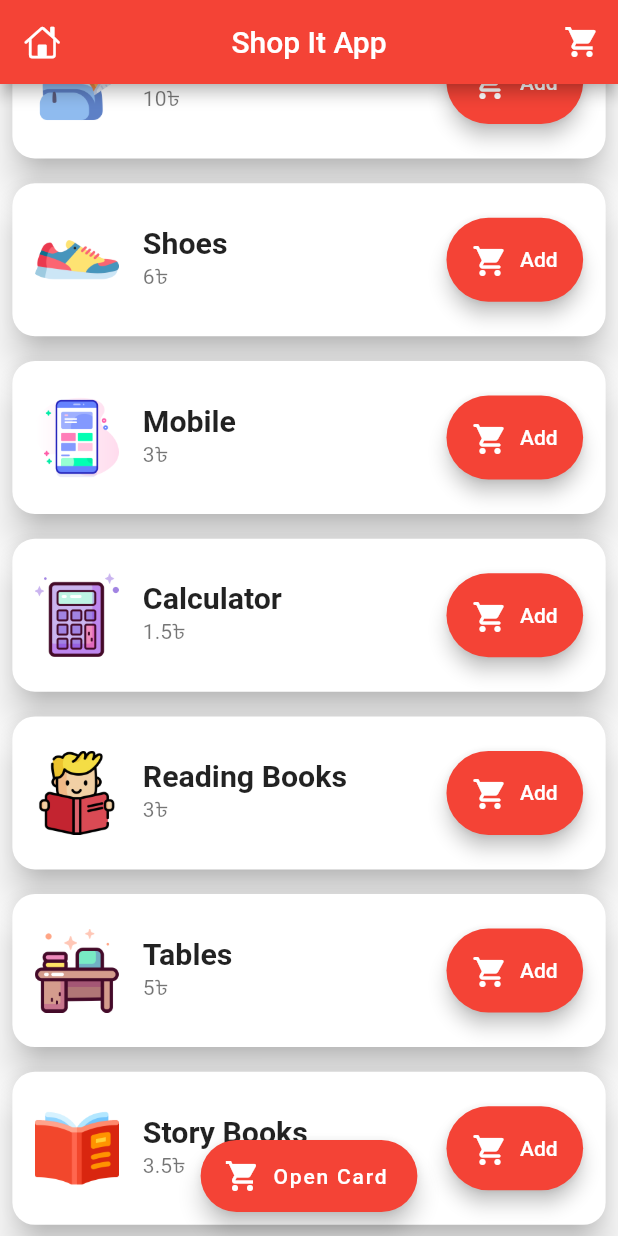
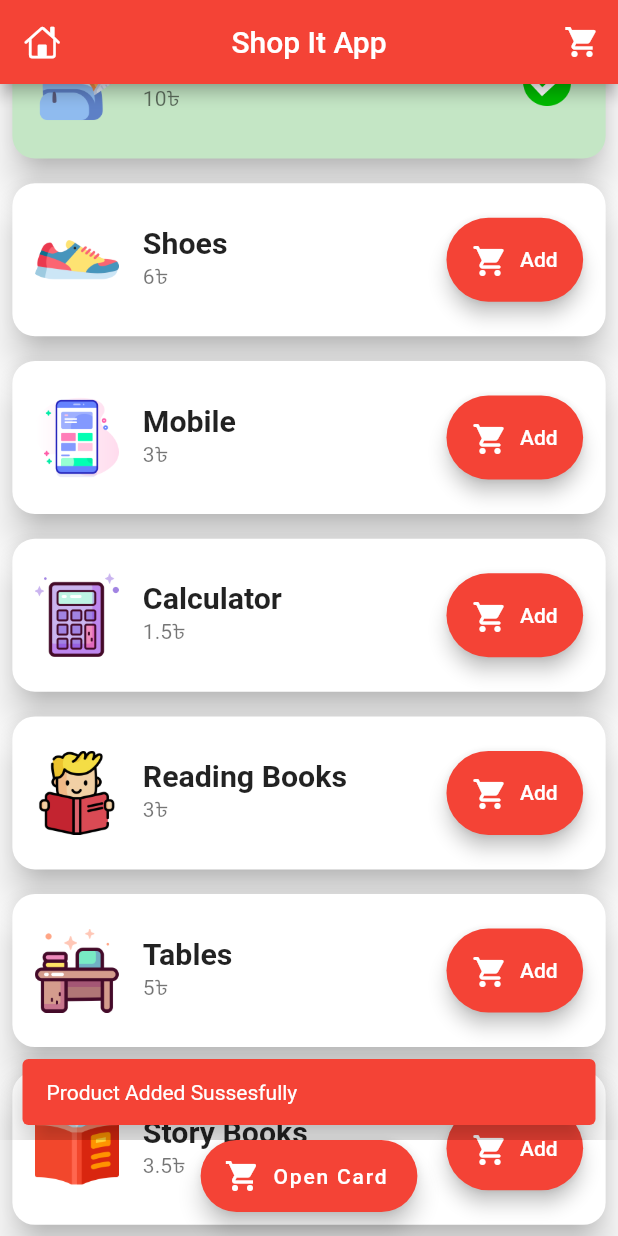
Before and after one commit to DeveloperOrpon/Shop-Categories-Dynamic-UI-App, a Flutter app: the screen it shows after launch, scrolled down 416 dp, after a tap on "Add", on a phone screen of 412 x 824 dp. Run offline on Flutter 3.47's test engine with Material 2 defaults, Android fonts, the phone set to English and light mode, and no system bars.

Commit message:
final commit

```diff
--- a/lib/custom_ui/product_card.dart
+++ b/lib/custom_ui/product_card.dart
@@ -15,6 +15,9 @@ class _ProductCardState extends State<ProductCard> {
   @override
   Widget build(BuildContext context) {
     return Card(
+      color: widget.product.isAdded
+          ? const Color.fromARGB(255, 196, 230, 197)
+          : null,
       margin: EdgeInsets.symmetric(
         horizontal: mq.width * 0.02,
         vertical: mq.width * 0.02,
@@ -34,8 +37,28 @@ class _ProductCardState extends State<ProductCard> {
           ),
         ),
         subtitle: Text("${widget.product.price}৳"),
-        trailing: ElevatedButton.icon(
-          onPressed: () {},
+        trailing: widget.product.isAdded
+            ? IconButton(
+                onPressed: () {
+                  setState(() {
+                    widget.product.isAdded = false;
+                  });
+                },
+                icon: Image.asset('images/check.png'),
+              )
+            : ElevatedButton.icon(
+                onPressed: () {
+                  setState(() {
+                    widget.product.isAdded = true;
+                  });
+
+                  ScaffoldMessenger.of(context).showSnackBar(const SnackBar(
+                    content: Text("Product Added Sussesfully"),
+                    behavior: SnackBarBehavior.floating,
+                    backgroundColor: Colors.red,
+                    elevation: 10.5,
+                  ));
+                },
                 icon: const Icon(Icons.shopping_cart_rounded),
                 label: const Text("Add"),
                 style: ElevatedButton.styleFrom(
--- a/lib/model/products.dart
+++ b/lib/model/products.dart
@@ -2,6 +2,6 @@ class Product {
   final String title;
   final String price;
   final String image;
-  final bool isAdded = false;
+  bool isAdded = false;
   Product({required this.title,required this.price, required this.image});
 }
```
Also changed, not shown: lib/screens/add_product_screen.dart (+25 -1 lines), lib/screens/shopping_card_screen.dart (added, +37 -0 lines), images/check.png (added), 1 other file. Lines whose indentation alone changed are shown as unchanged.
